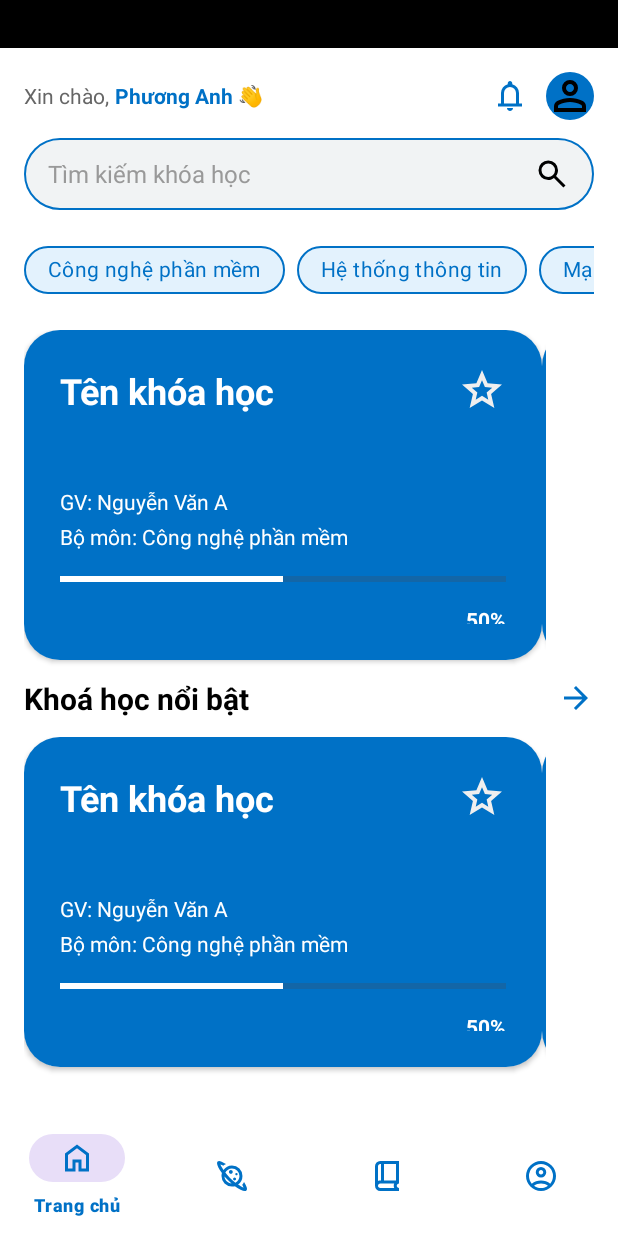
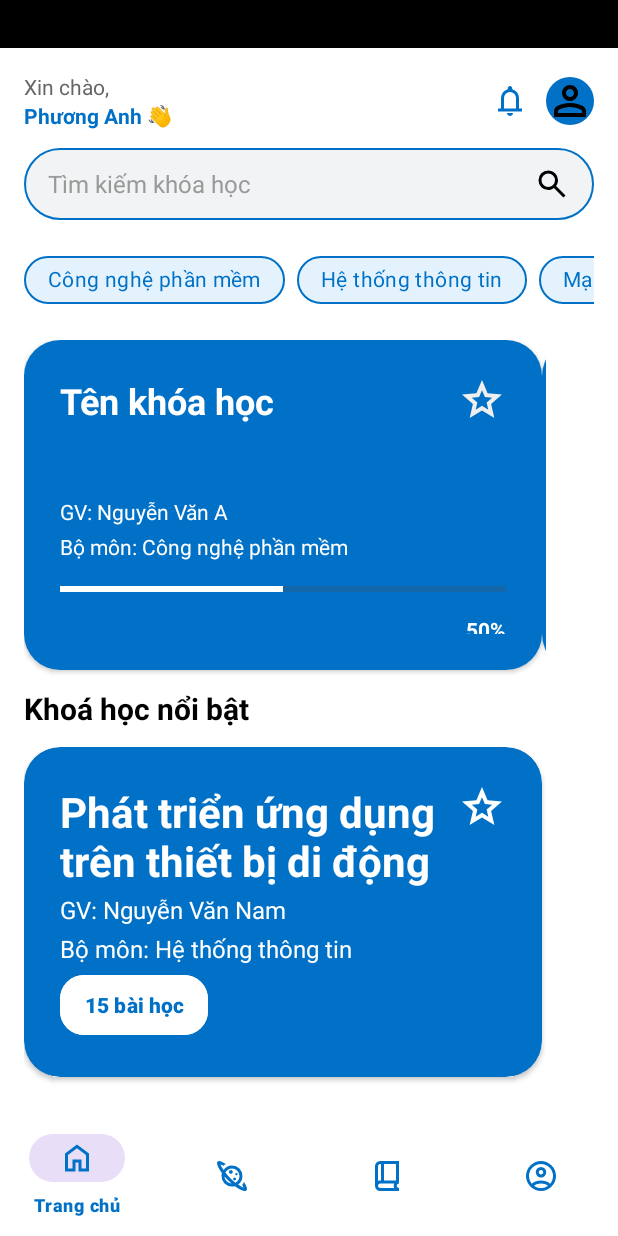
Before and after one commit to trungthanhcva2206/TLUOnlineLearningApp, an Android app: the layout activity_home_sv.xml on its own in the app's theme, with its tools: preview values and no code run, on a phone screen of 412 x 824 dp. Run offline under Robolectric (Android 15) with nearby library versions, the phone set to English and light mode, and no system bars; network calls fail.

Commit message:
#23 sua Home SV + them Home GV

```diff
--- a/app/src/main/java/com/nhom1/tlulearningonline/FeaturedCoursesAdapter.java
+++ b/app/src/main/java/com/nhom1/tlulearningonline/FeaturedCoursesAdapter.java
@@ -44,7 +44,7 @@ public class FeaturedCoursesAdapter extends RecyclerView.Adapter<FeaturedCourses
     @Override
     public CourseViewHolder onCreateViewHolder(@NonNull ViewGroup parent, int viewType) {
         // Inflate the item_khoa_hoc_sv.xml layout for each course item
-        View view = LayoutInflater.from(parent.getContext()).inflate(R.layout.item_khoa_hoc_sv_blue, parent, false);
+        View view = LayoutInflater.from(parent.getContext()).inflate(R.layout.item_khoa_hoc_sv_progress, parent, false);
         return new CourseViewHolder(view);
     }
 
--- a/app/src/main/res/layout/activity_home_dashboard.xml
+++ b/app/src/main/res/layout/activity_home_sv.xml
@@ -29,6 +29,12 @@
                 android:gravity="center_vertical"
                 android:layout_marginBottom="12dp">
 
+                <LinearLayout
+                    android:layout_width="0dp"
+                    android:layout_height="wrap_content"
+                    android:layout_weight="1"
+                    android:orientation="vertical">
+
                     <TextView
                         android:id="@+id/tv_greeting"
                         android:layout_width="wrap_content"
@@ -44,8 +50,8 @@
                         android:text="Phương Anh 👋"
                         android:textStyle="bold"
                         android:textSize="14sp"
-                    android:layout_marginStart="4dp"
                         android:textColor="@color/blue" />
+                </LinearLayout>
 
                 <View
                     android:layout_width="0dp"
@@ -152,7 +158,7 @@
                 android:nestedScrollingEnabled="false"
                 android:orientation="horizontal"
                 app:layoutManager="androidx.recyclerview.widget.LinearLayoutManager"
-                tools:listitem="@layout/item_khoa_hoc_sv_blue" />
+                tools:listitem="@layout/item_khoa_hoc_sv_progress" />
 
             <LinearLayout
                 android:layout_width="match_parent"
@@ -167,17 +173,7 @@
                     android:textStyle="bold"
                     android:textSize="20sp"
                     android:textColor="@color/black" />
-                <View
-                    android:layout_width="0dp"
-                    android:layout_height="1dp"
-                    android:layout_weight="1"/>
-                <ImageView
-                    android:id="@+id/iv_see_more_courses"
-                    android:layout_width="24dp"
-                    android:layout_height="24dp"
-                    android:src="@drawable/ic_arrow_forward"
-                    app:tint="@color/blue"
-                    android:contentDescription="Xem thêm khóa học"/>
+
             </LinearLayout>
 
             <androidx.recyclerview.widget.RecyclerView
@@ -189,7 +185,7 @@
                 android:nestedScrollingEnabled="false"
                 android:orientation="horizontal"
                 app:layoutManager="androidx.recyclerview.widget.LinearLayoutManager"
-                tools:listitem="@layout/item_khoa_hoc_sv_blue" />
+                tools:listitem="@layout/item_khoa_hoc_sv" />
 
             <LinearLayout
                 android:layout_width="match_parent"
--- a/app/src/main/res/layout/item_khoa_hoc_sv_gray.xml
+++ b/app/src/main/res/layout/item_khoa_hoc_sv.xml
@@ -4,30 +4,31 @@
     android:layout_width="345dp"
     android:layout_height="220dp"
     android:layout_marginBottom="12dp"
+    android:layout_marginEnd="16dp"
     app:cardCornerRadius="24dp"
-    android:foreground="?android:attr/selectableItemBackground">
+    android:foreground="?android:attr/selectableItemBackground"
+    app:cardBackgroundColor="@color/blue">
 
     <androidx.constraintlayout.widget.ConstraintLayout
         android:layout_width="match_parent"
-        android:layout_height="wrap_content"
-        android:background="@color/gray_2"
+        android:layout_height="match_parent"
         android:padding="24dp">
 
-        <!-- Tiêu đề -->
         <TextView
             android:id="@+id/txt_ten_khoa_hoc"
             android:layout_width="0dp"
             android:layout_height="wrap_content"
-            android:text="Tên khóa học"
-            android:textSize="24sp"
+            android:text="Phát triển ứng dụng trên thiết bị di động"
+            android:textSize="28sp"
             android:textStyle="bold"
             android:textColor="#FFFFFF"
+            android:maxLines="3"
+            android:ellipsize="end"
             app:layout_constraintTop_toTopOf="parent"
             app:layout_constraintStart_toStartOf="parent"
             app:layout_constraintEnd_toStartOf="@+id/btn_save"
             android:layout_marginEnd="8dp"/>
 
-        <!-- Nút lưu -->
         <ImageView
             android:id="@+id/btn_save"
             android:layout_width="32dp"
@@ -35,60 +36,51 @@
             android:src="@drawable/ic_star_border"
             android:contentDescription="Lưu"
             app:layout_constraintTop_toTopOf="parent"
-            app:layout_constraintEnd_toEndOf="parent"/>
+            app:layout_constraintEnd_toEndOf="parent"
+            app:tint="#FFFFFF" />
 
-        <!-- Giảng viên -->
         <TextView
             android:id="@+id/txt_giang_vien"
             android:layout_width="0dp"
             android:layout_height="wrap_content"
-            android:text="GV: Nguyễn Văn A"
-            android:textSize="14sp"
+            android:text="GV: Nguyễn Văn Nam"
+            android:textSize="16sp"
             android:textColor="#FFFFFF"
-            android:layout_marginTop="48dp"
+            android:layout_marginTop="16dp"
             app:layout_constraintTop_toBottomOf="@id/txt_ten_khoa_hoc"
+            app:layout_constraintBottom_toTopOf="@+id/txt_bo_mon"
+            app:layout_constraintVertical_bias="1.0"
             app:layout_constraintStart_toStartOf="parent"
             app:layout_constraintEnd_toEndOf="parent"/>
 
-        <!-- Bộ môn -->
         <TextView
             android:id="@+id/txt_bo_mon"
             android:layout_width="0dp"
             android:layout_height="wrap_content"
-            android:text="Bộ môn: Công nghệ phần mềm"
-            android:textSize="14sp"
+            android:text="Bộ môn: Hệ thống thông tin"
+            android:textSize="16sp"
             android:textColor="#FFFFFF"
             android:layout_marginTop="4dp"
+            android:layout_marginBottom="16dp"
             app:layout_constraintTop_toBottomOf="@id/txt_giang_vien"
+            app:layout_constraintBottom_toTopOf="@+id/btn_so_bai_hoc"
             app:layout_constraintStart_toStartOf="parent"
             app:layout_constraintEnd_toEndOf="parent"/>
 
-        <!-- Thanh tiến độ -->
-        <ProgressBar
-            android:id="@+id/progress_bar"
-            style="?android:attr/progressBarStyleHorizontal"
-            android:layout_width="0dp"
-            android:layout_height="30dp"
-            android:progress="50"
-            android:progressTint="#FFFFFF"
-            android:backgroundTint="@color/blue_3"
-            android:layout_marginTop="4dp"
-            app:layout_constraintTop_toBottomOf="@id/txt_bo_mon"
-            app:layout_constraintStart_toStartOf="parent"
-            app:layout_constraintEnd_toEndOf="parent"/>
-
-        <!-- Phần trăm -->
-        <TextView
-            android:id="@+id/txt_tien_do"
+        <Button
+            android:id="@+id/btn_so_bai_hoc"
             android:layout_width="wrap_content"
             android:layout_height="wrap_content"
-            android:text="50%"
+            android:text="15 bài học"
+            android:textColor="@color/blue"
+            android:backgroundTint="#FFFFFF"
+            android:textStyle="bold"
             android:textSize="14sp"
-            android:textStyle="bold"
-            android:textColor="@color/white"
-            app:layout_constraintTop_toBottomOf="@id/progress_bar"
-            app:layout_constraintEnd_toEndOf="parent"
-            android:layout_marginTop="2dp"/>
+            android:paddingHorizontal="16dp"
+            android:paddingVertical="8dp"
+            app:cornerRadius="16dp"
+            app:layout_constraintBottom_toBottomOf="parent"
+            app:layout_constraintStart_toStartOf="parent" />
 
     </androidx.constraintlayout.widget.ConstraintLayout>
 </androidx.cardview.widget.CardView>
--- a/gradle/libs.versions.toml
+++ b/gradle/libs.versions.toml
@@ -7,6 +7,7 @@ appcompat = "1.7.0"
 material = "1.12.0"
 activity = "1.10.1"
 constraintlayout = "2.2.1"
+volley = "1.2.1"
 
 [libraries]
 junit = { group = "junit", name = "junit", version.ref = "junit" }
@@ -16,6 +17,7 @@ appcompat = { group = "androidx.appcompat", name = "appcompat", version.ref = "a
 material = { group = "com.google.android.material", name = "material", version.ref = "material" }
 activity = { group = "androidx.activity", name = "activity", version.ref = "activity" }
 constraintlayout = { group = "androidx.constraintlayout", name = "constraintlayout", version.ref = "constraintlayout" }
+volley = { group = "com.android.volley", name = "volley", version.ref = "volley" }
 
 [plugins]
 android-application = { id = "com.android.application", version.ref = "agp" }
```
Also changed, not shown: app/src/main/java/com/nhom1/tlulearningonline/CustomViewBinderSV.java (+8 -4 lines), app/src/main/java/com/nhom1/tlulearningonline/HomeActivity.java (+15 -43 lines), app/src/main/java/com/nhom1/tlulearningonline/XemKhoaHocActivity.java (+18 -12 lines), app/src/main/res/layout/item_khoa_hoc_sv_progress.xml (renamed from app/src/main/res/layout/item_khoa_hoc_sv_blue.xml). Lines whose indentation alone changed are shown as unchanged.
